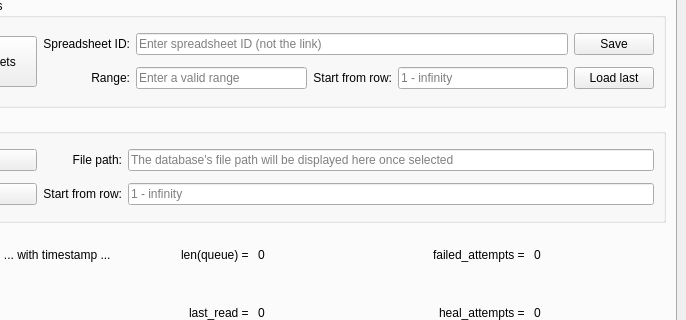
aacttelemetry/aactui, file src/main/resources/base/new2020.ui: the form before one commit; both pictures show x 176 to 862 and y 200 to 520 of the 862 by 696 pixel window.
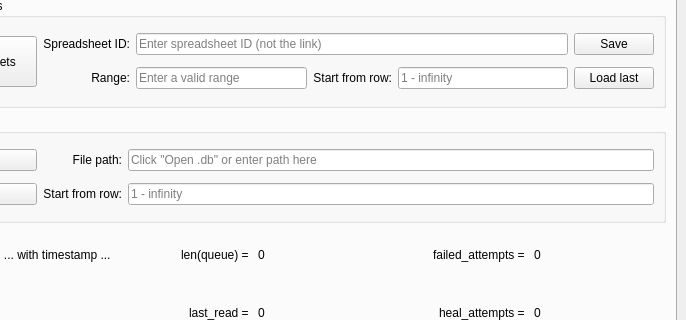
The form after the commit.

```diff
--- a/src/main/resources/base/new2020.ui
+++ b/src/main/resources/base/new2020.ui
@@ -318,7 +318,7 @@
              <item row="0" column="1">
               <widget class="QLineEdit" name="database_path_edit">
                <property name="placeholderText">
-                <string>The database's file path will be displayed here once selected</string>
+                <string>Click &quot;Open .db&quot; or enter path here</string>
                </property>
               </widget>
              </item>
```
